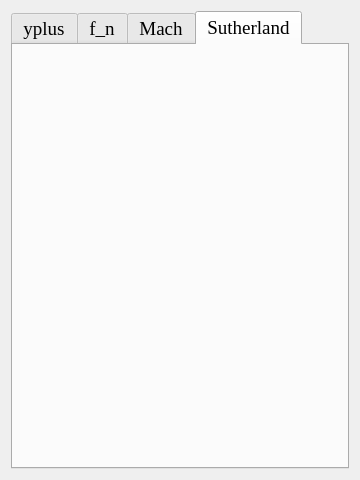
This is src/mainwindow.ui in huarkiou/HKUtools as Qt 5 draws it before an edit. The edited form follows.
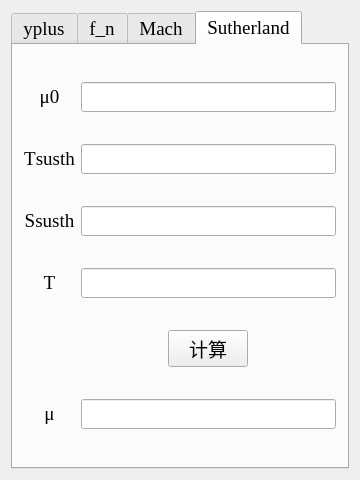
This is the edited form. The open tabs and pages were chosen to show the change. Icons and pictures are not drawn.

Commit message: 增加了sutherland页面的组件

The edit to the form file:
```diff
--- a/src/mainwindow.ui
+++ b/src/mainwindow.ui
@@ -43,8 +43,8 @@
      <verstretch>0</verstretch>
     </sizepolicy>
    </property>
-   <layout class="QVBoxLayout" name="verticalLayout">
-    <item>
+   <layout class="QGridLayout" name="gridLayout">
+    <item row="0" column="0">
      <widget class="QTabWidget" name="tabWidget">
       <property name="font">
        <font>
@@ -728,6 +728,86 @@
        <attribute name="title">
         <string>Sutherland</string>
        </attribute>
+       <layout class="QGridLayout" name="gridLayout_2">
+        <item row="1" column="1">
+         <widget class="QLineEdit" name="lineEdit_2"/>
+        </item>
+        <item row="1" column="0">
+         <widget class="QLabel" name="label_2">
+          <property name="text">
+           <string>Tsusth</string>
+          </property>
+          <property name="alignment">
+           <set>Qt::AlignCenter</set>
+          </property>
+         </widget>
+        </item>
+        <item row="2" column="0">
+         <widget class="QLabel" name="label_3">
+          <property name="text">
+           <string>Ssusth</string>
+          </property>
+          <property name="alignment">
+           <set>Qt::AlignCenter</set>
+          </property>
+         </widget>
+        </item>
+        <item row="0" column="0">
+         <widget class="QLabel" name="label">
+          <property name="text">
+           <string>μ0</string>
+          </property>
+          <property name="alignment">
+           <set>Qt::AlignCenter</set>
+          </property>
+         </widget>
+        </item>
+        <item row="2" column="1">
+         <widget class="QLineEdit" name="lineEdit_3"/>
+        </item>
+        <item row="5" column="1">
+         <widget class="QLineEdit" name="lineEdit_4"/>
+        </item>
+        <item row="4" column="1" alignment="Qt::AlignHCenter">
+         <widget class="QPushButton" name="pushButton">
+          <property name="sizePolicy">
+           <sizepolicy hsizetype="Fixed" vsizetype="Fixed">
+            <horstretch>0</horstretch>
+            <verstretch>0</verstretch>
+           </sizepolicy>
+          </property>
+          <property name="text">
+           <string>计算</string>
+          </property>
+         </widget>
+        </item>
+        <item row="0" column="1">
+         <widget class="QLineEdit" name="lineEdit"/>
+        </item>
+        <item row="5" column="0">
+         <widget class="QLabel" name="label_4">
+          <property name="text">
+           <string>μ</string>
+          </property>
+          <property name="alignment">
+           <set>Qt::AlignCenter</set>
+          </property>
+         </widget>
+        </item>
+        <item row="3" column="0">
+         <widget class="QLabel" name="label_5">
+          <property name="text">
+           <string>T</string>
+          </property>
+          <property name="alignment">
+           <set>Qt::AlignCenter</set>
+          </property>
+         </widget>
+        </item>
+        <item row="3" column="1">
+         <widget class="QLineEdit" name="lineEdit_5"/>
+        </item>
+       </layout>
       </widget>
      </widget>
     </item>
```
Left out of the diff: 2 changed lines with no effect on the pictures.
